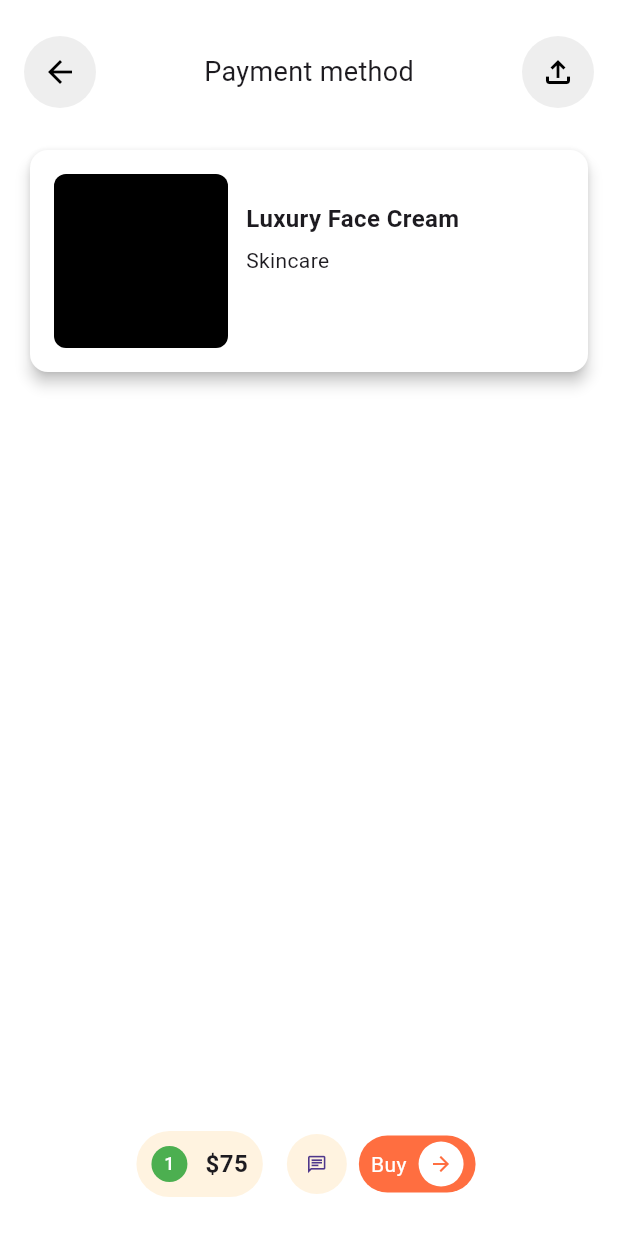
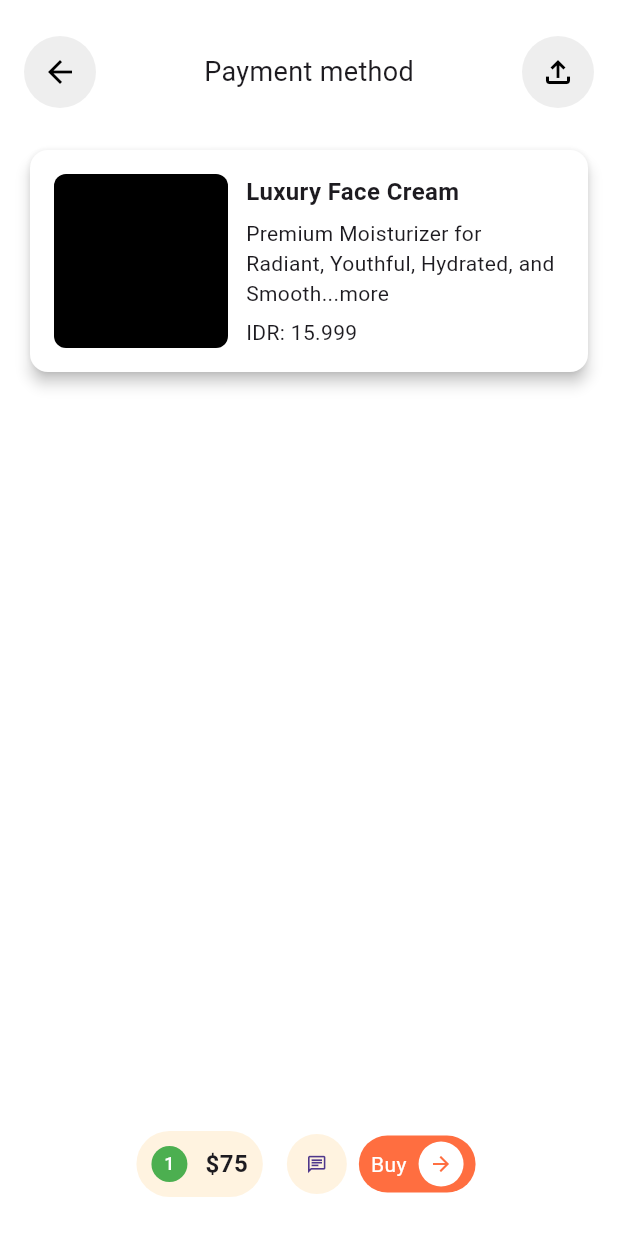
Before and after one commit to JAICHANGPARK/flutter_notebook_chapter_43, a Flutter app: the MarketplacePaymentMethodPage screen opened directly, on a phone screen of 412 x 824 dp. Run offline on Flutter 3.47's test engine with Material 3 defaults, Android fonts, the phone set to English and light mode, and no system bars; our stand-ins replace gap, hugeicons.

Commit message:
Update marketplace_payment_method_page.dart

```diff
--- a/lib/ep2168_marketplace_app/ui/marketplace_payment_method_page.dart
+++ b/lib/ep2168_marketplace_app/ui/marketplace_payment_method_page.dart
@@ -79,9 +79,8 @@ class _MarketplacePaymentMethodPageState extends State<MarketplacePaymentMethodP
                                       fontWeight: FontWeight.bold,
                                     ),
                                   ),
-                                  Text("Skincare"),
-                                  Gap(24),
-
+                                  Text("Premium Moisturizer for Radiant, Youthful, Hydrated, and Smooth...more"),
+                                  Text("IDR: 15.999")
                                 ],
                               ),
                             )
```
